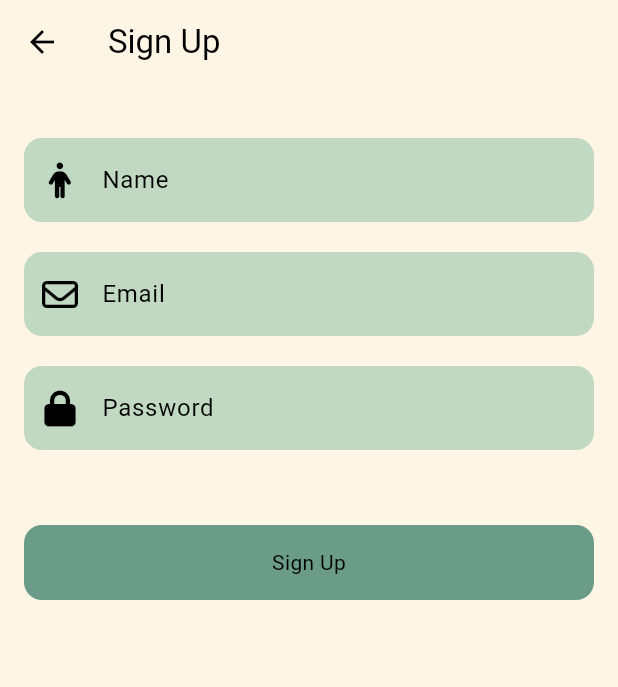
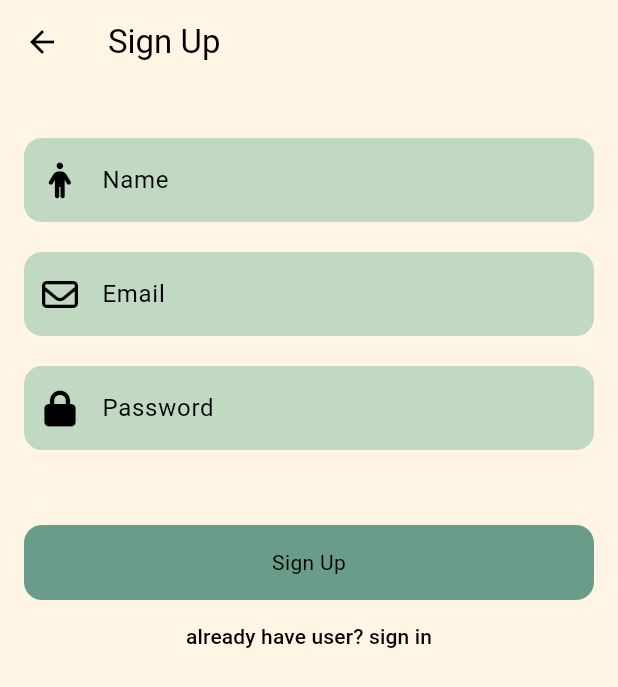
Before and after one commit to ravidkrisi/bookworm_flutter, a Flutter app: the SignUpPage screen opened directly, on a phone screen of 412 x 824 dp. Shown: the top 687 px of the screen. Run offline on Flutter 3.47's test engine with Material 3 defaults, Android fonts, the phone set to English and light mode, and no system bars; our stand-ins replace cloud_firestore, firebase_auth, firebase_core, flutter_bloc, font_awesome_flutter; accounts and stored records are empty; generated files the repository leaves out were written again.

Commit message:
[feature] improved colors for auth screens

```diff
--- a/lib/features/auth/presentation/pages/sign_up_page.dart
+++ b/lib/features/auth/presentation/pages/sign_up_page.dart
@@ -93,7 +93,7 @@ class SignUpPage extends StatelessWidget {
               child: Text(
                 'already have user? sign in',
                 style: TextStyle(
-                  color: Theme.of(context).colorScheme.onPrimary,
+                  color: Theme.of(context).colorScheme.onSecondary,
                 ),
               ),
             ),
```
